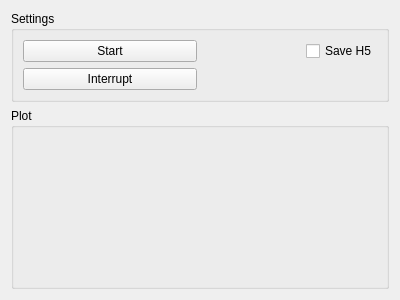
The window that form.ui (micropolimi/Hamamatsu_ScopeFoundry) describes before a commit, drawn with Qt 5.
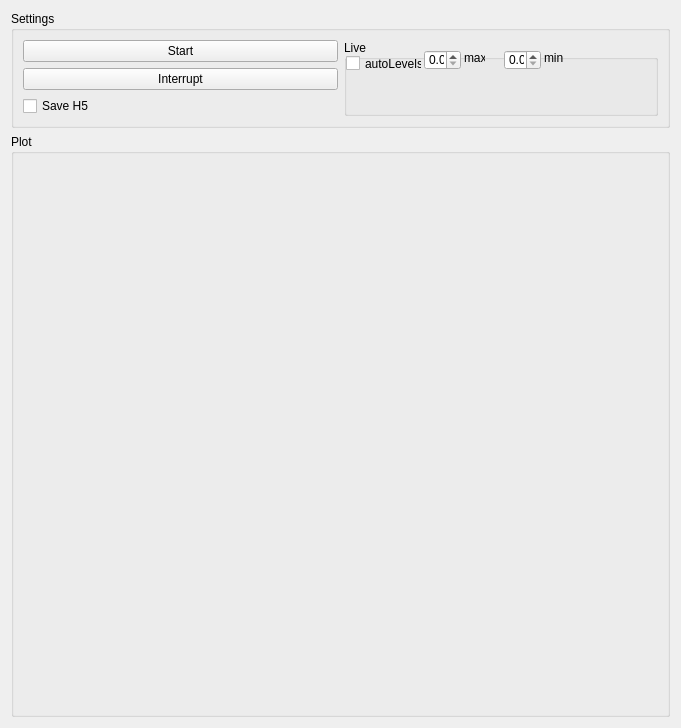
The same window after the commit.

Commit message: Added Live settings with autoscale and max,min levels

The edit to the form file:
```diff
--- a/form.ui
+++ b/form.ui
@@ -6,8 +6,8 @@
    <rect>
     <x>0</x>
     <y>0</y>
-    <width>400</width>
-    <height>300</height>
+    <width>681</width>
+    <height>728</height>
    </rect>
   </property>
   <property name="windowTitle">
@@ -28,6 +28,13 @@
       <string>Settings</string>
      </property>
      <layout class="QGridLayout" name="gridLayout">
+      <item row="2" column="0">
+       <widget class="QCheckBox" name="save_h5_checkBox">
+        <property name="text">
+         <string>Save H5</string>
+        </property>
+       </widget>
+      </item>
       <item row="1" column="0">
        <widget class="QPushButton" name="interrupt_pushButton">
         <property name="text">
@@ -42,11 +49,75 @@
         </property>
        </widget>
       </item>
-      <item row="0" column="1" alignment="Qt::AlignRight">
-       <widget class="QCheckBox" name="save_h5_checkBox">
-        <property name="text">
-         <string>Save H5</string>
+      <item row="0" column="1" rowspan="3">
+       <widget class="QGroupBox" name="Live_groupBox">
+        <property name="title">
+         <string>Live</string>
         </property>
+        <widget class="QCheckBox" name="autoLevels_checkBox">
+         <property name="geometry">
+          <rect>
+           <x>2</x>
+           <y>15</y>
+           <width>76</width>
+           <height>17</height>
+          </rect>
+         </property>
+         <property name="text">
+          <string>autoLevels</string>
+         </property>
+        </widget>
+        <widget class="QDoubleSpinBox" name="min_doubleSpinBox">
+         <property name="geometry">
+          <rect>
+           <x>80</x>
+           <y>10</y>
+           <width>37</width>
+           <height>20</height>
+          </rect>
+         </property>
+        </widget>
+        <widget class="QDoubleSpinBox" name="max_doubleSpinBox">
+         <property name="geometry">
+          <rect>
+           <x>160</x>
+           <y>10</y>
+           <width>37</width>
+           <height>20</height>
+          </rect>
+         </property>
+        </widget>
+        <widget class="QLabel" name="label_max">
+         <property name="geometry">
+          <rect>
+           <x>120</x>
+           <y>10</y>
+           <width>21</width>
+           <height>16</height>
+          </rect>
+         </property>
+         <property name="text">
+          <string>max</string>
+         </property>
+        </widget>
+        <widget class="QLabel" name="label_min">
+         <property name="geometry">
+          <rect>
+           <x>200</x>
+           <y>10</y>
+           <width>21</width>
+           <height>16</height>
+          </rect>
+         </property>
+         <property name="text">
+          <string>min</string>
+         </property>
+        </widget>
+        <zorder>label_max</zorder>
+        <zorder>autoLevels_checkBox</zorder>
+        <zorder>min_doubleSpinBox</zorder>
+        <zorder>max_doubleSpinBox</zorder>
+        <zorder>label_min</zorder>
        </widget>
       </item>
      </layout>
```
The commit also changes 36 other files.
